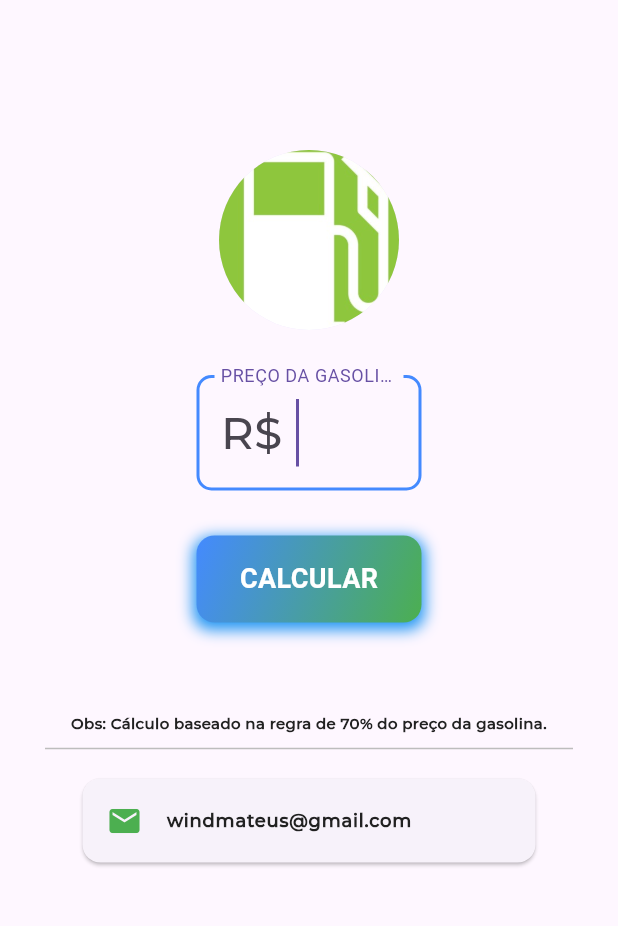
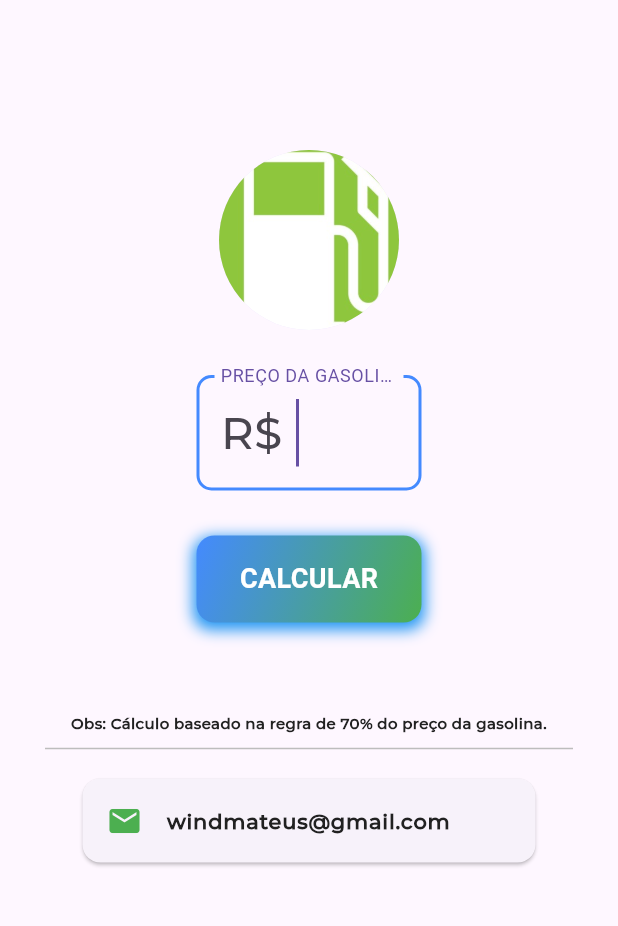
Before and after one commit to windmateus/gaso_alcool, a Flutter app: the screen it shows after launch, on a phone screen of 412 x 824 dp, the part 84-1010 px from its top. Run offline on Flutter 3.47's test engine with Material 3 defaults, Android fonts, the phone set to English and light mode, and no system bars.

Commit message:
ajustes de tela

```diff
--- a/lib/main.dart
+++ b/lib/main.dart
@@ -299,7 +299,7 @@ class _MyHomePageState extends State<MyHomePage> {
                                 children: [
                                   Text(_mensagem,
                                       style: TextStyle(
-                                          fontSize: 16,
+                                          fontSize: 18,
                                           fontFamily: 'Montserrat',
                                           color: Colors.green.shade700,
                                           fontWeight: FontWeight.bold),
@@ -344,7 +344,7 @@ class _MyHomePageState extends State<MyHomePage> {
                                   color: Color(0xFF212121),
                                   fontFamily: 'Montserrat',
                                   fontWeight: FontWeight.bold,
-                                  fontSize: 12.0,
+                                  fontSize: 14.0,
                                 ),
                             ),
                           )
```
